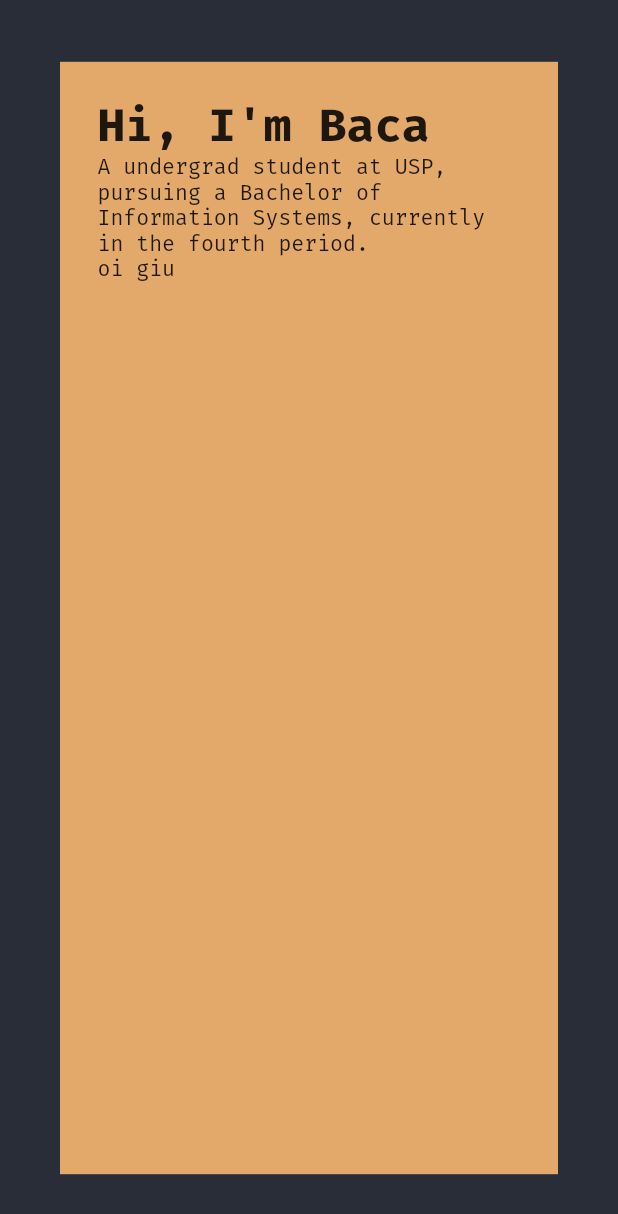
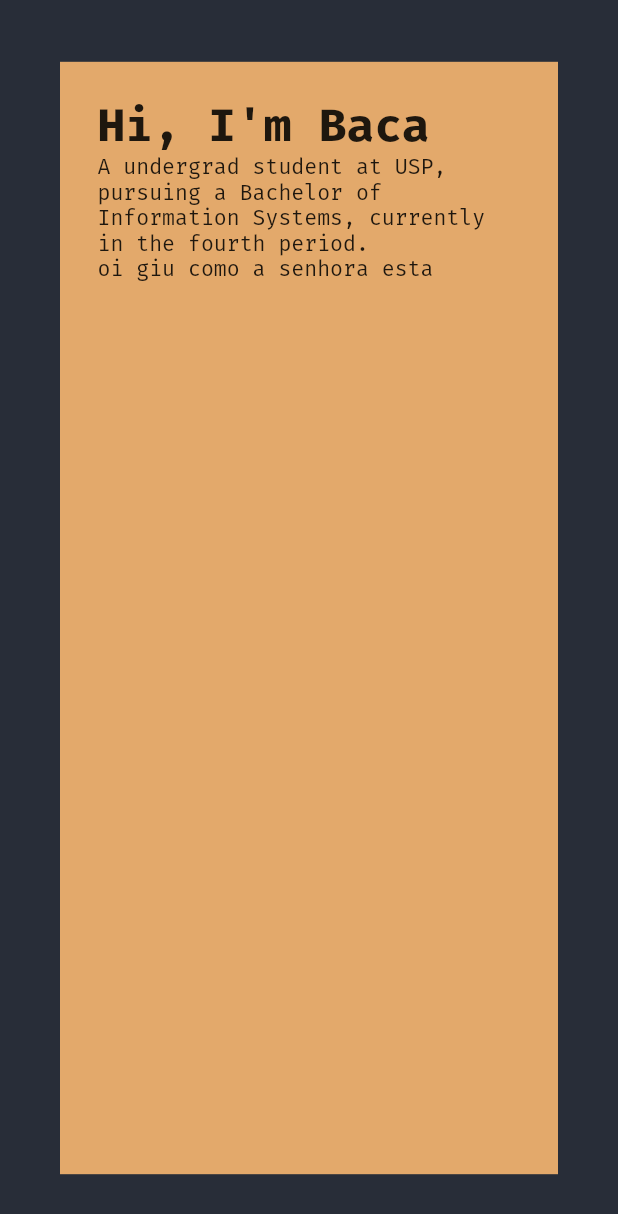
Before and after one commit to viniciusbaca/viniciusbaca.github.io, a Flutter app: the screen it shows after launch, on a phone screen of 412 x 824 dp. Shown: the top 1214 px of the screen. Run offline on Flutter 3.47's test engine with Material 2 defaults, Android fonts, the phone set to English and light mode, and no system bars.

```diff
--- a/lib/frontPage.dart
+++ b/lib/frontPage.dart
@@ -32,7 +32,7 @@ class FrontPage extends StatelessWidget {
                 ),
                 Text("A undergrad student at USP, pursuing a Bachelor "
                     "of Information Systems, currently in the fourth period.\n"
-                    "oi giu")
+                    "oi giu como a senhora esta")
               ],
             ),
           ),
```
